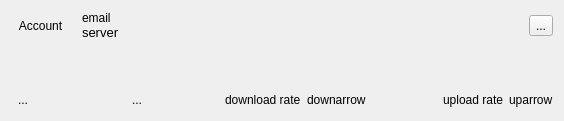
Old version of the form ui/cloud-view.ui in the repository haiwen/seafile-client.
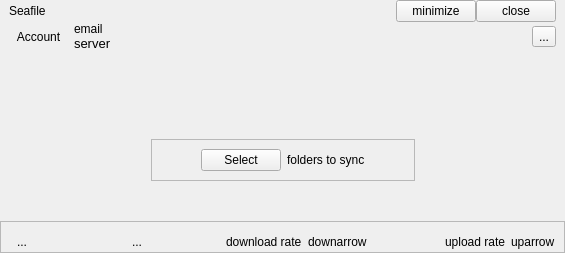
New version of the form.

What changed in the file:
```diff
--- a/ui/cloud-view.ui
+++ b/ui/cloud-view.ui
@@ -6,8 +6,8 @@
    <rect>
     <x>0</x>
     <y>0</y>
-    <width>564</width>
-    <height>121</height>
+    <width>565</width>
+    <height>253</height>
    </rect>
   </property>
   <property name="windowTitle">
@@ -17,8 +17,69 @@
    <string notr="true"/>
   </property>
   <layout class="QVBoxLayout" name="verticalLayout_2">
+   <property name="spacing">
+    <number>0</number>
+   </property>
+   <property name="margin">
+    <number>0</number>
+   </property>
+   <item>
+    <widget class="QWidget" name="mHeader" native="true">
+     <layout class="QHBoxLayout" name="horizontalLayout_5">
+      <property name="spacing">
+       <number>0</number>
+      </property>
+      <property name="topMargin">
+       <number>0</number>
+      </property>
+      <property name="bottomMargin">
+       <number>0</number>
+      </property>
+      <item>
+       <widget class="QLabel" name="label">
+        <property name="text">
+         <string>Seafile</string>
+        </property>
+       </widget>
+      </item>
+      <item>
+       <spacer name="horizontalSpacer_5">
+        <property name="orientation">
+         <enum>Qt::Horizontal</enum>
+        </property>
+        <property name="sizeHint" stdset="0">
+         <size>
+          <width>40</width>
+          <height>20</height>
+         </size>
+        </property>
+       </spacer>
+      </item>
+      <item>
+       <widget class="QPushButton" name="mMinimizeBtn">
+        <property name="text">
+         <string>minimize</string>
+        </property>
+       </widget>
+      </item>
+      <item>
+       <widget class="QPushButton" name="mCloseBtn">
+        <property name="text">
+         <string>close</string>
+        </property>
+       </widget>
+      </item>
+     </layout>
+    </widget>
+   </item>
    <item>
     <layout class="QHBoxLayout" name="horizontalLayout">
+     <property name="leftMargin">
+      <number>9</number>
+     </property>
+     <property name="rightMargin">
+      <number>9</number>
+     </property>
      <property name="bottomMargin">
       <number>6</number>
      </property>
@@ -93,7 +154,137 @@
     </widget>
    </item>
    <item>
-    <layout class="QHBoxLayout" name="horizontalLayout_4">
+    <widget class="QWidget" name="mDropArea" native="true">
+     <layout class="QVBoxLayout" name="verticalLayout_3">
+      <property name="topMargin">
+       <number>0</number>
+      </property>
+      <property name="bottomMargin">
+       <number>0</number>
+      </property>
+      <item>
+       <spacer name="verticalSpacer">
+        <property name="orientation">
+         <enum>Qt::Vertical</enum>
+        </property>
+        <property name="sizeHint" stdset="0">
+         <size>
+          <width>20</width>
+          <height>40</height>
+         </size>
+        </property>
+       </spacer>
+      </item>
+      <item>
+       <layout class="QHBoxLayout" name="horizontalLayout_6">
+        <item>
+         <spacer name="horizontalSpacer_6">
+          <property name="orientation">
+           <enum>Qt::Horizontal</enum>
+          </property>
+          <property name="sizeHint" stdset="0">
+           <size>
+            <width>40</width>
+            <height>17</height>
+           </size>
+          </property>
+         </spacer>
+        </item>
+        <item>
+         <widget class="QFrame" name="mDropInner">
+          <property name="frameShape">
+           <enum>QFrame::StyledPanel</enum>
+          </property>
+          <property name="frameShadow">
+           <enum>QFrame::Raised</enum>
+          </property>
+          <layout class="QHBoxLayout" name="horizontalLayout_7">
+           <item>
+            <spacer name="horizontalSpacer_8">
+             <property name="orientation">
+              <enum>Qt::Horizontal</enum>
+             </property>
+             <property name="sizeHint" stdset="0">
+              <size>
+               <width>40</width>
+               <height>20</height>
+              </size>
+             </property>
+            </spacer>
+           </item>
+           <item>
+            <widget class="QPushButton" name="mSelectFolderBtn">
+             <property name="text">
+              <string>Select</string>
+             </property>
+            </widget>
+           </item>
+           <item>
+            <widget class="QLabel" name="label_2">
+             <property name="text">
+              <string>folders to sync</string>
+             </property>
+            </widget>
+           </item>
+           <item>
+            <spacer name="horizontalSpacer_9">
+             <property name="orientation">
+              <enum>Qt::Horizontal</enum>
+             </property>
+             <property name="sizeHint" stdset="0">
+              <size>
+               <width>40</width>
+               <height>20</height>
+              </size>
+             </property>
+            </spacer>
+           </item>
+          </layout>
+         </widget>
+        </item>
+        <item>
+         <spacer name="horizontalSpacer_7">
+          <property name="orientation">
+           <enum>Qt::Horizontal</enum>
+          </property>
+          <property name="sizeHint" stdset="0">
+           <size>
+            <width>40</width>
+            <height>20</height>
+           </size>
+          </property>
+         </spacer>
+        </item>
+       </layout>
+      </item>
+      <item>
+       <spacer name="verticalSpacer_2">
+        <property name="orientation">
+         <enum>Qt::Vertical</enum>
+        </property>
+        <property name="sizeHint" stdset="0">
+         <size>
+          <width>20</width>
+          <height>40</height>
+         </size>
+        </property>
+       </spacer>
+      </item>
+     </layout>
+    </widget>
+   </item>
+   <item>
+    <widget class="QFrame" name="mFooter">
+     <property name="frameShape">
+      <enum>QFrame::StyledPanel</enum>
+     </property>
+     <property name="frameShadow">
+      <enum>QFrame::Raised</enum>
+     </property>
+     <layout class="QHBoxLayout" name="horizontalLayout_2">
+      <property name="bottomMargin">
+       <number>0</number>
+      </property>
      <item>
       <widget class="QToolButton" name="mDownloadTasksBtn">
        <property name="text">
@@ -148,7 +339,7 @@
       </spacer>
      </item>
      <item>
-      <layout class="QHBoxLayout" name="horizontalLayout_2">
+       <layout class="QHBoxLayout" name="horizontalLayout_3">
        <item>
         <widget class="QLabel" name="mDownloadRate">
          <property name="text">
@@ -179,7 +370,7 @@
       </spacer>
      </item>
      <item>
-      <layout class="QHBoxLayout" name="horizontalLayout_3">
+       <layout class="QHBoxLayout" name="horizontalLayout_4">
        <item>
         <widget class="QLabel" name="mUploadRate">
          <property name="text">
@@ -197,6 +388,7 @@
       </layout>
      </item>
     </layout>
+    </widget>
    </item>
   </layout>
  </widget>
```
Lines whose indentation alone changed are shown as unchanged.
